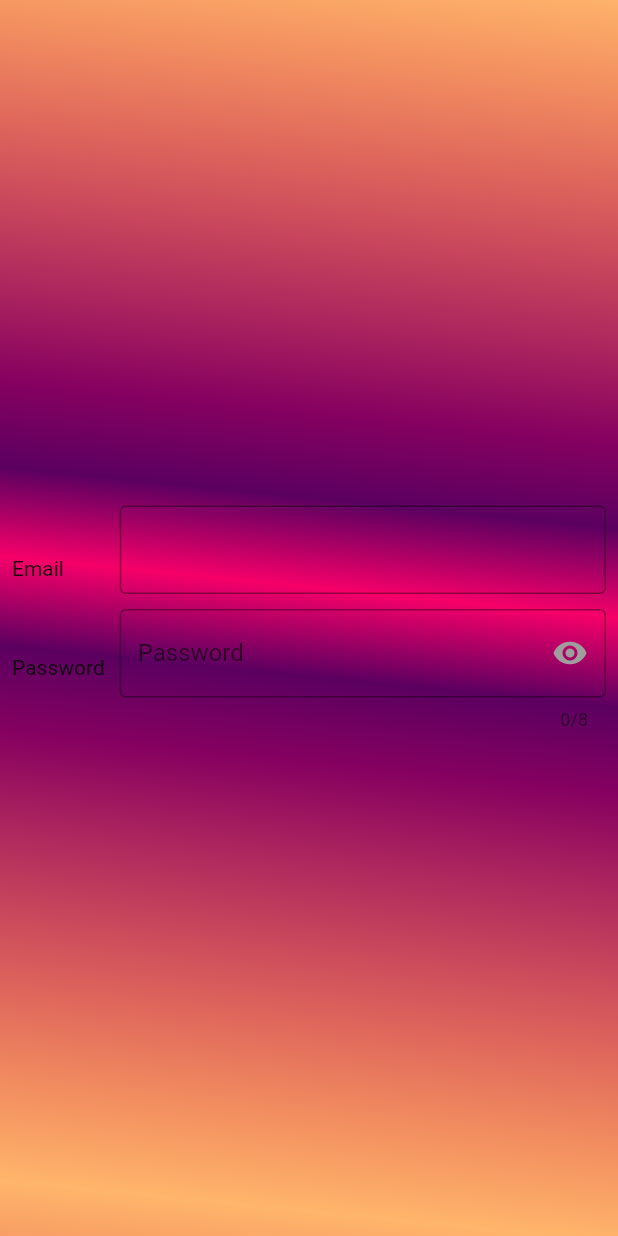
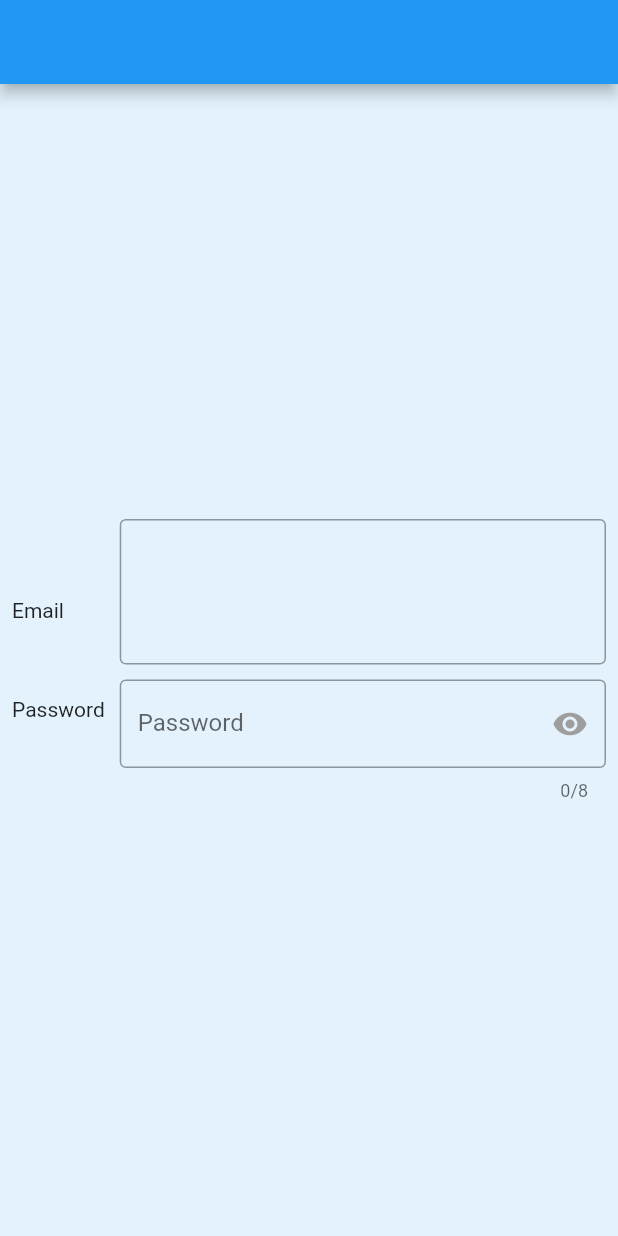
Before and after one commit to devatulparmar/batch7pm, a Flutter app: the screen it shows after launch, on a phone screen of 412 x 824 dp. Run offline on Flutter 3.47's test engine with Material 2 defaults, Android fonts, the phone set to English and light mode, and no system bars.

```diff
--- a/lib/stack_example/stack_screen.dart
+++ b/lib/stack_example/stack_screen.dart
@@ -15,26 +15,32 @@ class _LoginScreenWithStackState extends State<LoginScreenWithStack> {
   @override
   Widget build(BuildContext context) {
     return Scaffold(
+      appBar: AppBar(),
       body: Stack(
         children: [
+          // Container(
+          //   decoration: const BoxDecoration(
+          //     gradient: LinearGradient(
+          //       begin: Alignment.centerRight,
+          //       end: Alignment(0.8, 1),
+          //       colors: <Color>[
+          //         Color(0xfff60069),
+          //         Color(0xff5b0060),
+          //         Color(0xff870160),
+          //         Color(0xffac255e),
+          //         Color(0xffca485c),
+          //         Color(0xffe16b5c),
+          //         Color(0xfff39060),
+          //         Color(0xffffb56b),
+          //       ], // Gradient from https://learnui.design/tools/gradient-generator.html
+          //       tileMode: TileMode.mirror,
+          //     ),
+          //   ),
+          // ),
           Container(
-            decoration: const BoxDecoration(
-              gradient: LinearGradient(
-                begin: Alignment.centerRight,
-                end: Alignment(0.8, 1),
-                colors: <Color>[
-                  Color(0xfff60069),
-                  Color(0xff5b0060),
-                  Color(0xff870160),
-                  Color(0xffac255e),
-                  Color(0xffca485c),
-                  Color(0xffe16b5c),
-                  Color(0xfff39060),
-                  Color(0xffffb56b),
-                ], // Gradient from https://learnui.design/tools/gradient-generator.html
-                tileMode: TileMode.mirror,
-              ),
-            ),
+            height: MediaQuery.of(context).size.height,
+            width: MediaQuery.of(context).size.width,
+            color: Colors.blue.shade50,
           ),
           Column(
             mainAxisAlignment: MainAxisAlignment.center,
@@ -62,6 +68,7 @@ class _LoginScreenWithStackState extends State<LoginScreenWithStack> {
                                 debugPrint(value);
                               });
                             },
+                            maxLines: 3,
                             decoration: const InputDecoration(
                                 border: OutlineInputBorder(
                                     borderSide:
--- a/pubspec.yaml
+++ b/pubspec.yaml
@@ -35,6 +35,7 @@ dependencies:
   # The following adds the Cupertino Icons font to your application.
   # Use with the CupertinoIcons class for iOS style icons.
   cupertino_icons: ^1.0.2
+
 
 dev_dependencies:
   flutter_test:
```
Also changed, not shown: 42 other files.
